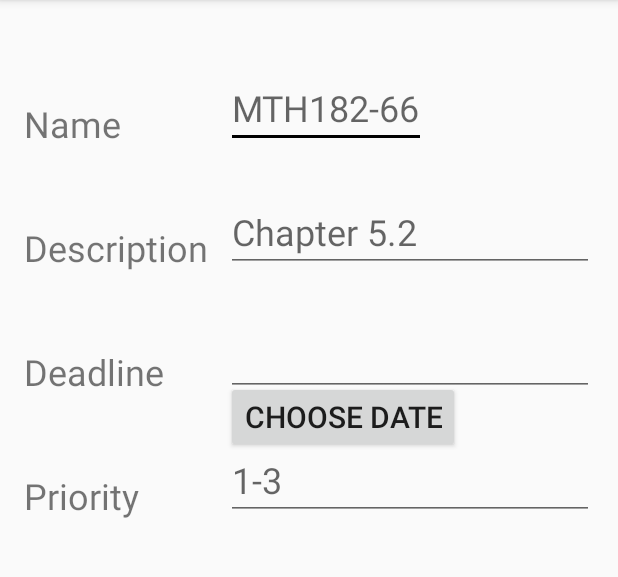
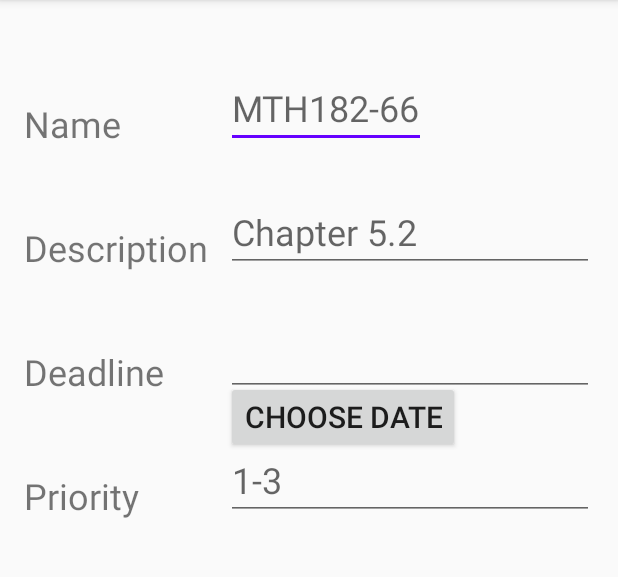
Before and after one commit to Bloxri/CandyStore, an Android app: the screen it shows after launch (InsertActivity), after a tap on "ADD", on a phone screen of 412 x 824 dp, the part 84-661 px from its top. Run offline under Robolectric (Android 15) with nearby library versions, the phone set to English and light mode, and no system bars.

Commit message:
Finished adding icons. Final commit.

```diff
--- a/app/src/main/res/menu/menu_main.xml
+++ b/app/src/main/res/menu/menu_main.xml
@@ -3,23 +3,25 @@
 	xmlns:tools="http://schemas.android.com/tools"
 	tools:context="com.mobile_dev.todoApp.MainActivity">
 	<item
+		android:id="@+id/action_reset"
+		android:icon="@drawable/ic_reset"
+		android:title="@string/reset"
+		android:visible="false"
+		app:showAsAction="ifRoom" />
+	<item
+		android:id="@+id/action_update"
+		android:icon="@drawable/update_icon"
+		android:title="@string/update"
+		app:showAsAction="always" />
+	<item
+		android:id="@+id/action_delete"
+		android:icon="@drawable/delete_icon"
+		android:title="@string/delete"
+		app:showAsAction="always" />
+	<item
 		android:id="@+id/action_add"
 		android:icon="@drawable/custom_add_icon"
 		android:title="@string/add"
 		app:showAsAction="always" />
-  <item android:id="@+id/action_reset"
-        android:title="@string/reset"
-        android:icon="@drawable/ic_reset"
-        app:showAsAction="ifRoom"/>
-
-  <item android:id="@+id/action_delete"
-        android:title="@string/delete"
-        android:icon="@android:drawable/ic_menu_delete"
-        app:showAsAction="ifRoom"/>
-
-  <item android:id="@+id/action_update"
-        android:title="@string/update"
-        android:icon="@android:drawable/ic_menu_edit"
-        app:showAsAction="ifRoom"/>
 
 </menu>
--- a/app/src/main/res/values/colors.xml
+++ b/app/src/main/res/values/colors.xml
@@ -2,5 +2,6 @@
 <resources>
   <color name="colorPrimary">#000</color>
   <color name="colorPrimaryDark">#000</color>
-  <color name="colorAccent">#000</color>
+  <color name="colorAccent">#6600ff</color>
+
 </resources>
```
Also changed, not shown: app/src/main/res/drawable/delete_icon.png (added), app/src/main/res/drawable/update_icon.png (added). Lines whose indentation alone changed are shown as unchanged.
